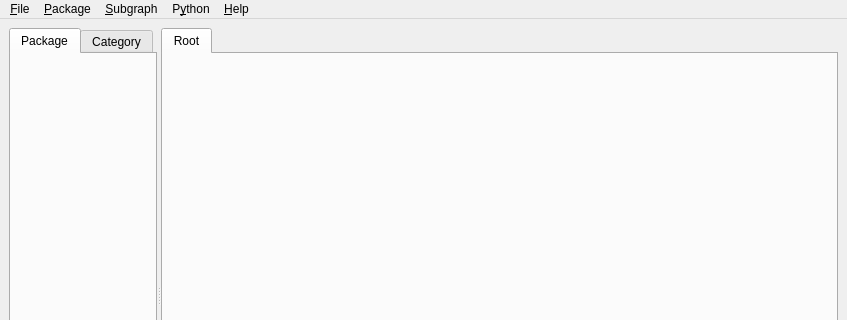
This is trunk/src/visualea/resources/mainwindow.ui in openalea/openalea as Qt 5 draws it before an edit; both pictures show x 0 to 847 and y 0 to 320 of the 847 by 593 pixel window. The edited form follows.
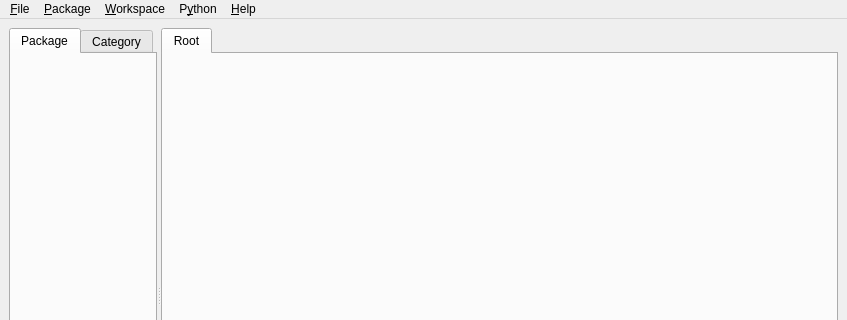
This is the edited form.

Commit message: rename item_model to node_treeview implement workspace new tab and remove tab Main window menu has changed (subgraph menu deleted, workspace menu added) Beginning of the implementation of the subgraph editor inspired by a qt4 example (elastique node)

Patch:
```diff
--- a/trunk/src/visualea/resources/mainwindow.ui
+++ b/trunk/src/visualea/resources/mainwindow.ui
@@ -158,9 +158,9 @@
     <addaction name="action_New_Package" />
     <addaction name="action_Remove_Package" />
    </widget>
-   <widget class="QMenu" name="menu_Subgraph" >
+   <widget class="QMenu" name="menu_Workspace" >
     <property name="title" >
-     <string>&amp;Subgraph</string>
+     <string>&amp;Workspace</string>
     </property>
     <addaction name="action_New_subgraph" />
     <addaction name="separator" />
@@ -171,7 +171,7 @@
    </widget>
    <addaction name="menu_File" />
    <addaction name="menu_Package" />
-   <addaction name="menu_Subgraph" />
+   <addaction name="menu_Workspace" />
    <addaction name="menu_Python" />
    <addaction name="menu_Help" />
   </widget>
```
Left out of the diff: 24 changed lines with no effect on the pictures. The commit also changes 4 other files.
